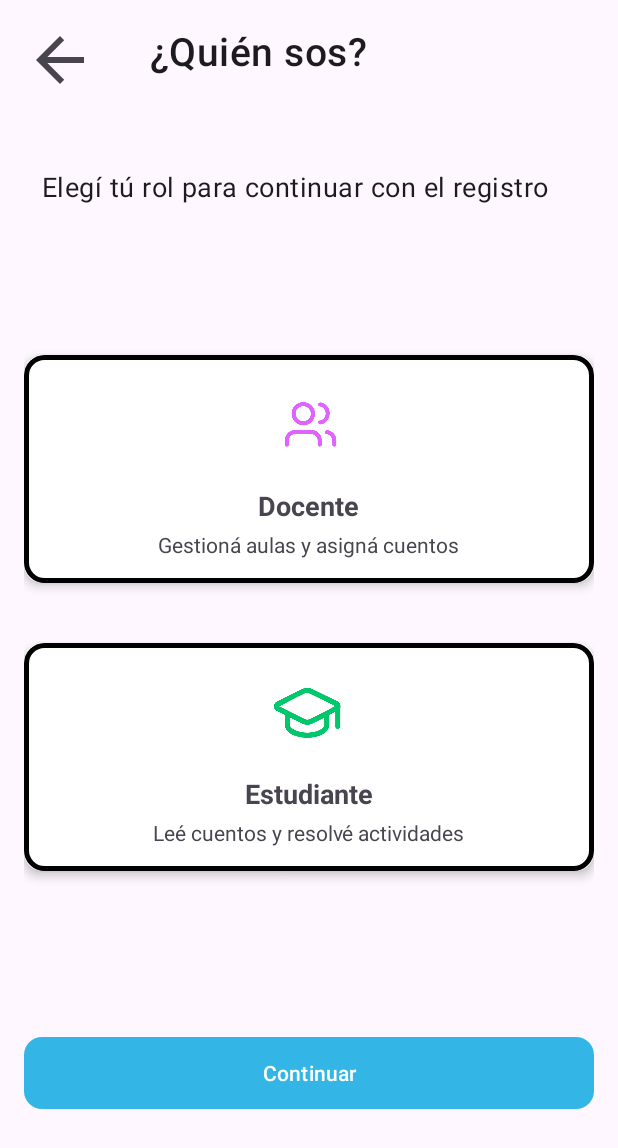
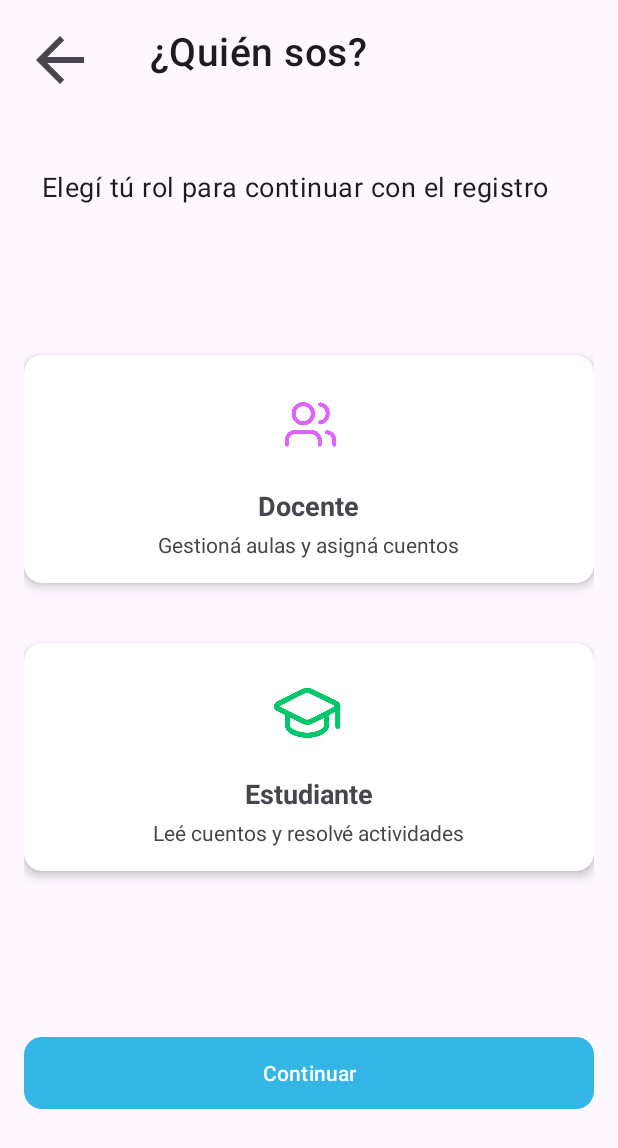
Before and after one commit to Kerooo0/lectana-app-mobile, an Android app: the registro_pregunta screen opened directly, with no data from a screen before it, on a phone screen of 412 x 824 dp. Shown: the top 1148 px of the screen. Run offline under Robolectric (Android 15) with nearby library versions, the phone set to English and light mode, and no system bars.

Commit message:
Update card_seleccionada.xml

```diff
--- a/app/src/main/res/drawable/card_seleccionada.xml
+++ b/app/src/main/res/drawable/card_seleccionada.xml
@@ -5,7 +5,7 @@
         <item android:state_selected="true">
             <shape android:shape="rectangle">
                 <solid android:color="#B3E5FC"/>
-                <stroke android:width="5dp" android:color="@color/azul_claro"/>
+                <stroke android:width="7dp" android:color="@color/azul_claro"/>
                 <corners android:radius="12dp"/>
             </shape>
         </item>
@@ -14,7 +14,7 @@
         <item android:state_selected="false">
             <shape android:shape="rectangle">
                 <solid android:color="@android:color/white"/>
-                <stroke android:width="3dp" android:color="@android:color/black"/>
+                <stroke android:width="7dp" android:color="@android:color/white"/>
                 <corners android:radius="12dp"/>
             </shape>
         </item>
```
